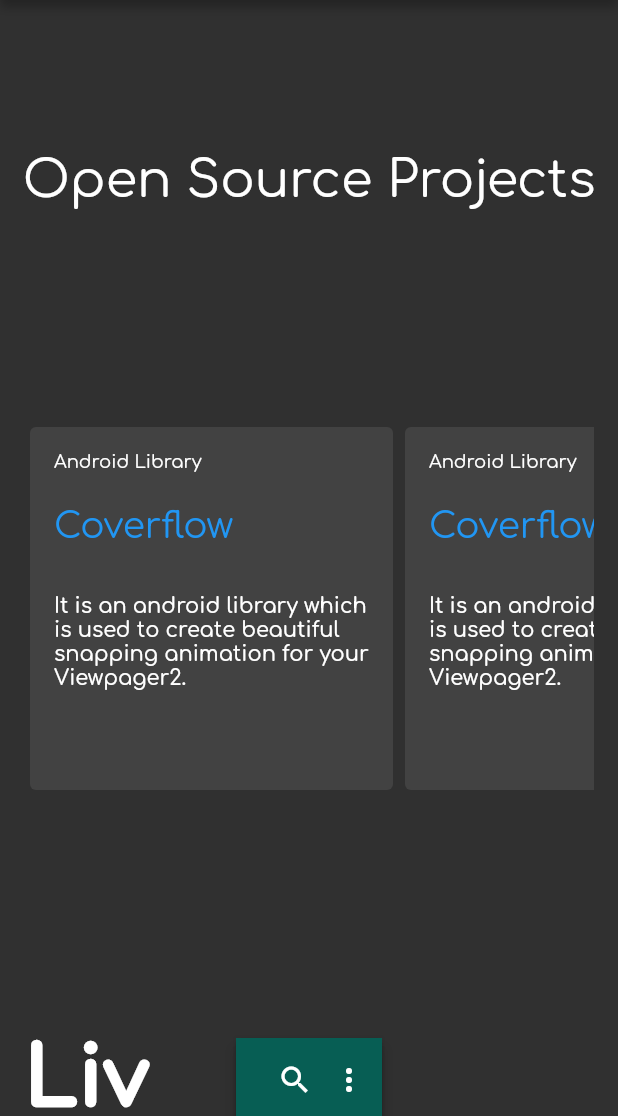
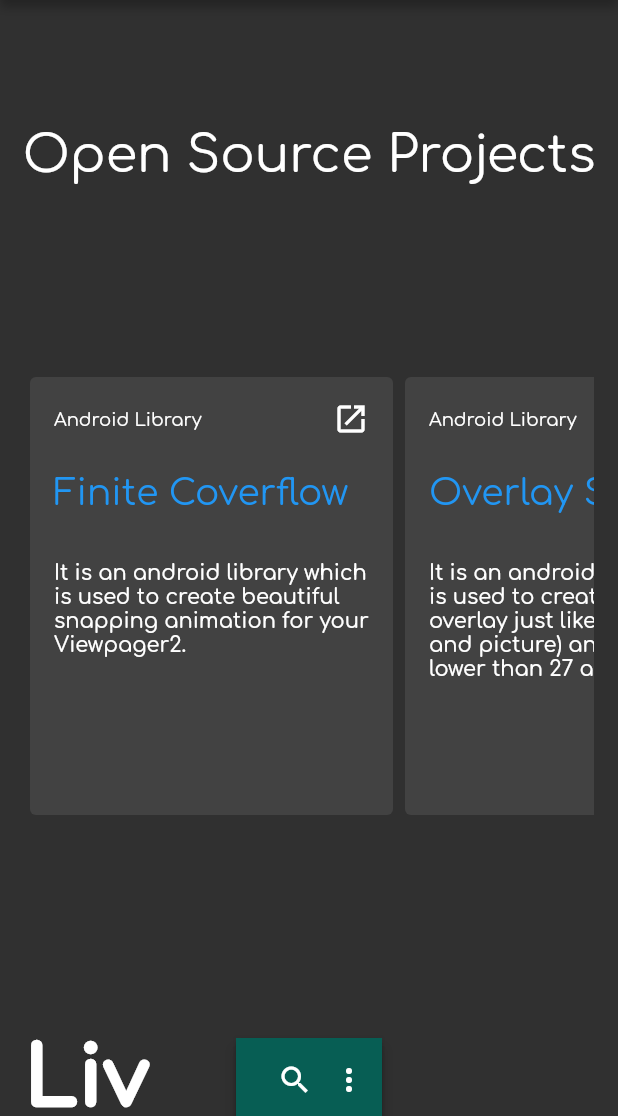
Before and after one commit to saeed-younus/flutter_portfolio_app, a Flutter app: the screen it shows after launch, scrolled down 2304 dp, on a phone screen of 412 x 824 dp, the part 120-1236 px from its top. Run offline on Flutter 3.47's test engine with Material 2 defaults, Android fonts, the phone set to English and light mode, and no system bars; our stand-ins replace google_fonts; missing offline and left inert: dart:js; statements that could not run were skipped.

Commit message:
add open source projects

```diff
--- a/lib/open_source.dart
+++ b/lib/open_source.dart
@@ -1,5 +1,6 @@
 import 'package:flutter/material.dart';
 import 'package:google_fonts/google_fonts.dart';
+import 'dart:js' as js;
 
 class OpenSourceScreen extends StatefulWidget {
   @override
@@ -24,22 +25,59 @@ class _OpenSourceScreenState extends State<OpenSourceScreen> {
             ),
           ),
           Container(
-            height: 250,
+            constraints: BoxConstraints(minHeight: 250, maxHeight: 300),
             margin: EdgeInsets.all(16),
             child: ListView(
               scrollDirection: Axis.horizontal,
               children: <Widget>[
-                getCardItem("images/android_logo.png"),
-                getCardItem("images/flutter_logo.png"),
-                getCardItem("images/kotlin_logo.png"),
-                getCardItem("images/dart_logo.png."),
-                getCardItem("images/java_logo.png"),
-                getCardItem("images/2dimension_logo.png"),
-                getCardItem("images/firebase_logo.png"),
-                getCardItem("images/ml_kit_logo.png"),
-                getCardItem("images/unity_logo.png"),
-                getCardItem("images/php_logo.png"),
-                getCardItem("images/mysql_logo.png"),
+                getCardItem(
+                  "Android Library",
+                  "Finite Coverflow",
+                  "It is an android library which is used to create beautiful snapping animation for your Viewpager2.",
+                  () {
+                    js.context.callMethod("open",
+                        ["https://github.com/KoderLabs/finite-cover-flow"]);
+                  },
+                ),
+                getCardItem(
+                  "Android Library",
+                  "Overlay Service",
+                  "It is an android library which is used to create custom overlay just like PIP(Picture and picture) and it also have lower than 27 api support.",
+                  () {
+                    js.context.callMethod("open",
+                        ["https://github.com/KoderLabs/overlay-service"]);
+                  },
+                ),
+                getCardItem(
+                  "Android Example Code",
+                  "Motion Layout Examples",
+                  "In this project you can explore amazing animation which was created in motion layout.",
+                  () {
+                    js.context.callMethod("open", [
+                      "https://github.com/saeed-younus/motion-layout-examples"
+                    ]);
+                  },
+                ),
+                getCardItem(
+                  "Flutter Project",
+                  "Whats App Ui clone",
+                  "In this project I just clone whats app UI in flutter and I explore flutter is so fast, rubust and easy.",
+                  () {
+                    js.context.callMethod("open", [
+                      "https://github.com/saeed-younus/whatsapp_clone_flutter"
+                    ]);
+                  },
+                ),
+                getCardItem(
+                  "Flutter Project",
+                  "My Portfolio Web",
+                  "You are running this web it is created in flutter. You can see the code in github.",
+                  () {
+                    js.context.callMethod("open", [
+                      "https://github.com/saeed-younus/flutter_portfolio_app"
+                    ]);
+                  },
+                ),
               ],
             ),
           ),
@@ -48,28 +86,42 @@ class _OpenSourceScreenState extends State<OpenSourceScreen> {
     );
   }
 
-  Widget getCardItem(String imageAssetName) {
+  Widget getCardItem(String openSourceType, String title, String description,
+      VoidCallback onTap) {
     return Container(
       width: 250,
       child: Card(
         elevation: 0,
+        child: InkWell(
+          onTap: onTap,
           child: Padding(
             padding: const EdgeInsets.all(16.0),
             child: Column(
               crossAxisAlignment: CrossAxisAlignment.stretch,
               children: <Widget>[
+                Row(
+                  mainAxisAlignment: MainAxisAlignment.spaceBetween,
+                  children: <Widget>[
                     Text(
-                "Android Library",
+                      openSourceType,
                       style: GoogleFonts.comfortaa(
                         fontSize: Theme.of(context).textTheme.caption.fontSize,
-                  fontWeight: Theme.of(context).textTheme.caption.fontWeight,
+                        fontWeight:
+                            Theme.of(context).textTheme.caption.fontWeight,
                       ),
+                    ),
+                    SizedBox(
+                      height: 24,
+                      width: 24,
+                      child: Icon(Icons.open_in_new),
+                    ),
+                  ],
                 ),
                 SizedBox(
                   height: 24,
                 ),
                 Text(
-                "Coverflow",
+                  title,
                   style: GoogleFonts.comfortaa(
                     textStyle: TextStyle(color: Colors.blue),
                     fontSize: Theme.of(context).textTheme.headline.fontSize,
@@ -80,7 +132,7 @@ class _OpenSourceScreenState extends State<OpenSourceScreen> {
                   height: 32,
                 ),
                 Text(
-                "It is an android library which is used to create beautiful snapping animation for your Viewpager2.",
+                  description,
                   style: GoogleFonts.comfortaa(
                     fontSize: Theme.of(context).textTheme.body2.fontSize,
                     fontWeight: Theme.of(context).textTheme.body2.fontWeight,
@@ -90,6 +142,7 @@ class _OpenSourceScreenState extends State<OpenSourceScreen> {
             ),
           ),
         ),
+      ),
     );
   }
 }
```
Lines whose indentation alone changed are shown as unchanged.
